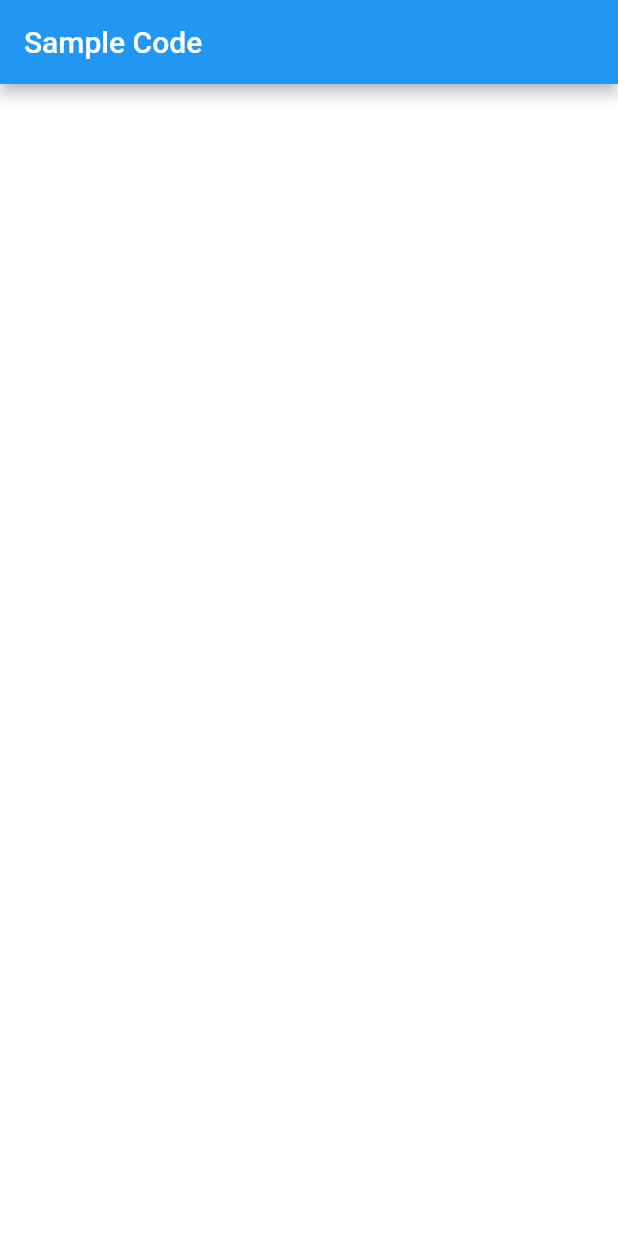
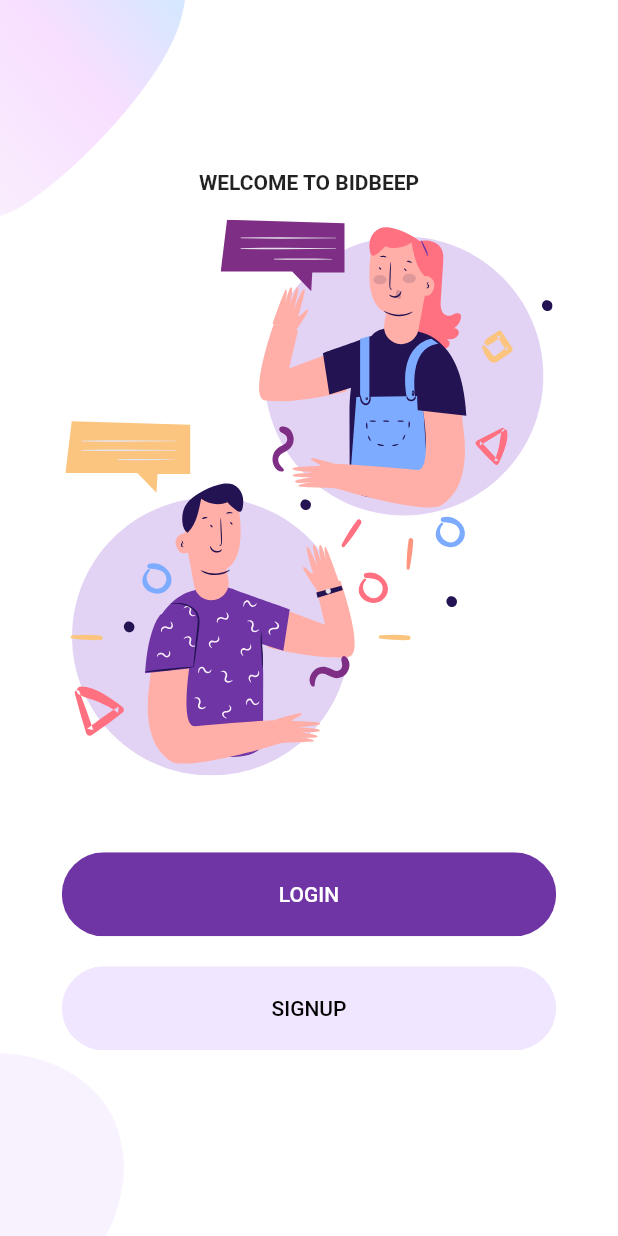
Before and after one commit to keleshteri/flutter_login_signup_page, a Flutter app: the screen it shows after launch, on a phone screen of 412 x 824 dp. Run offline on Flutter 3.47's test engine with Material 2 defaults, Android fonts, the phone set to English and light mode, and no system bars; our stand-ins replace flutter_svg.

Commit message:
Welcome Page Done

```diff
--- /dev/null
+++ b/lib/Screens/Welcome/components/background.dart
@@ -0,0 +1,38 @@
+import 'package:flutter/material.dart';
+
+class Background extends StatelessWidget {
+  final Widget child;
+  const Background({Key? key, required this.child}) : super(key: key);
+
+  @override
+  Widget build(BuildContext context) {
+    // This size provide us total height and width of our screen
+    Size size = MediaQuery.of(context).size;
+    return Container(
+      height: size.height,
+      width: double.infinity,
+      child: Stack(
+        alignment: Alignment.center,
+        children: <Widget>[
+          Positioned(
+            top: 0,
+            left: 0,
+            child: Image.asset(
+              "assets/images/main_top.png",
+              width: size.width * 0.3,
+            ),
+          ),
+          Positioned(
+            bottom: 0,
+            left: 0,
+            child: Image.asset(
+              "assets/images/main_bottom.png",
+              width: size.width * 0.2,
+            ),
+          ),
+          child,
+        ],
+      ),
+    );
+  }
+}
--- a/lib/Screens/Welcome/components/body.dart
+++ b/lib/Screens/Welcome/components/body.dart
@@ -1,11 +1,45 @@
 import 'package:flutter/material.dart';
+import 'package:flutter_login_signup_page/Screens/Welcome/components/background.dart';
+import 'package:flutter_login_signup_page/components/rounded_button.dart';
+import 'package:flutter_login_signup_page/constants.dart';
+import 'package:flutter_svg/flutter_svg.dart';
 
 class Body extends StatelessWidget {
   // const Body({Key? key}) : super(key: key);
 
   @override
   Widget build(BuildContext context) {
-    Size size = MediaQuery.of(context).size;
-    return Container();
+    Size size = MediaQuery.of(context)
+        .size; // This size provide us total height and width of our screen
+
+    return Background(
+      child: SingleChildScrollView(
+        child: Column(
+          mainAxisAlignment: MainAxisAlignment.center,
+          children: <Widget>[
+            Text(
+              "WELCOME TO BIDBEEP",
+              style: TextStyle(fontWeight: FontWeight.bold),
+            ),
+            SizedBox(height: size.height * 0.02),
+            SvgPicture.asset(
+              "assets/icons/chat.svg",
+              height: size.height * 0.45,
+            ),
+            SizedBox(height: size.height * 0.05),
+            RoundedButton(
+              text: "LOGIN",
+              press: () {},
+            ),
+            RoundedButton(
+              text: "SIGNUP",
+              color: kPrimaryLightColor,
+              textColor: Colors.black,
+              press: () {},
+            ),
+          ],
+        ),
+      ),
+    );
   }
 }
--- a/lib/Screens/Welcome/welcome_screen.dart
+++ b/lib/Screens/Welcome/welcome_screen.dart
@@ -9,9 +9,9 @@
   @override
   Widget build(BuildContext context) {
     return Scaffold(
-      appBar: AppBar(
-        title: const Text('Sample Code'),
-      ),
+      // appBar: AppBar(
+      //   title: const Text('Sample Code'),
+      // ),
       body: Body(),
     );
   }
--- /dev/null
+++ b/lib/components/rounded_button.dart
@@ -0,0 +1,39 @@
+import 'package:flutter/material.dart';
+import 'package:flutter_login_signup_page/constants.dart';
+
+class RoundedButton extends StatelessWidget {
+  final String text;
+  final Function press;
+  final Color color, textColor;
+  const RoundedButton({
+    Key? key,
+    required this.text,
+    required this.press,
+    this.color = kPrimaryColor,
+    this.textColor = Colors.white,
+  }) : super(key: key);
+
+  @override
+  Widget build(BuildContext context) {
+    Size size = MediaQuery.of(context).size;
+    return Container(
+      margin: EdgeInsets.symmetric(vertical: 10),
+      width: size.width * 0.8,
+      child: ClipRRect(
+        borderRadius: BorderRadius.circular(29),
+        child: TextButton(
+          style: TextButton.styleFrom(
+            padding: EdgeInsets.symmetric(vertical: 20, horizontal: 40),
+            // primary: kPrimaryColor,
+            backgroundColor: color,
+          ),
+          onPressed: press(),
+          child: Text(
+            text,
+            style: TextStyle(color: textColor),
+          ),
+        ),
+      ),
+    );
+  }
+}
```
